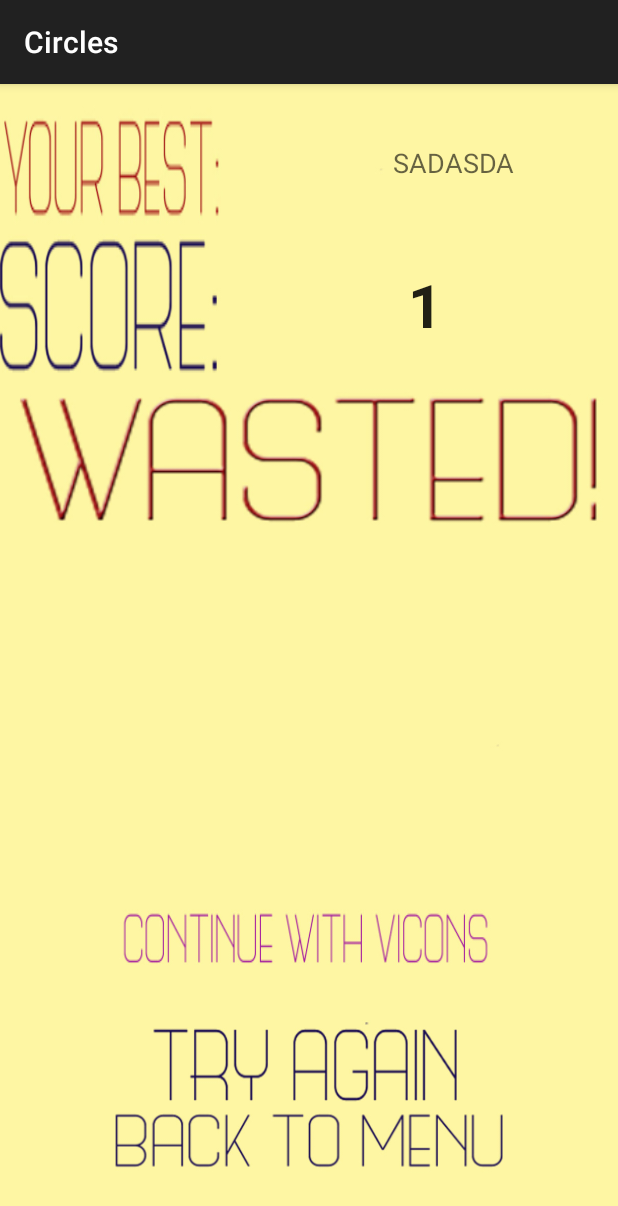
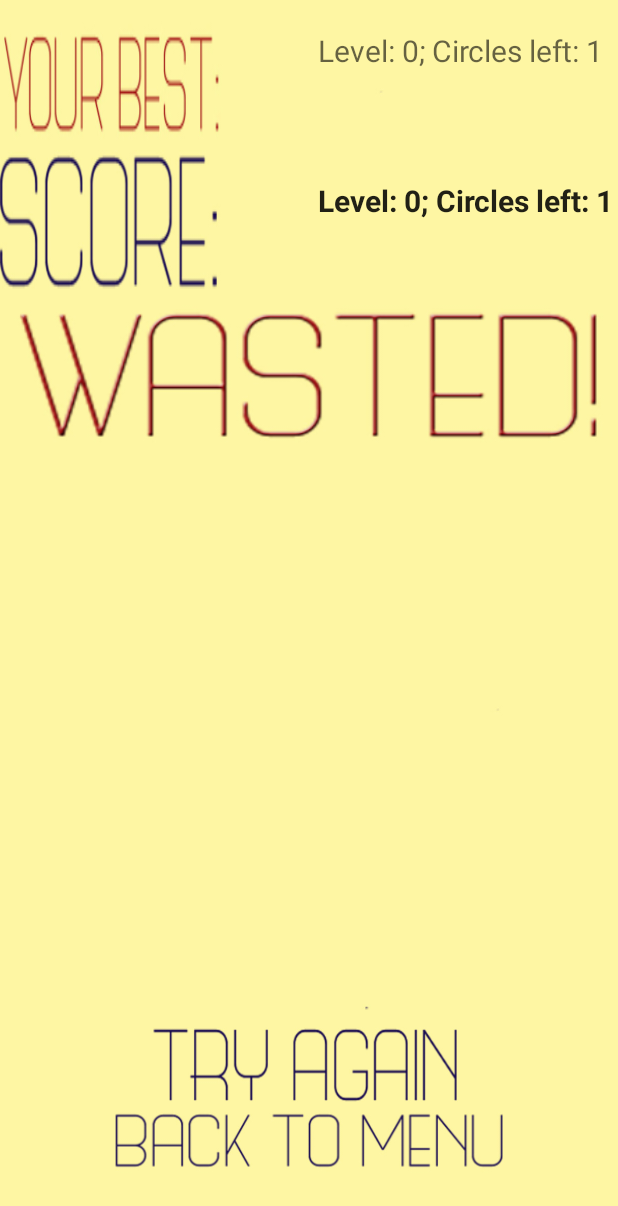
Before and after one commit to rristovic/Circles, an Android app: the ResultActivity screen opened directly, with no data from a screen before it, on a phone screen of 412 x 824 dp. Shown: the top 1206 px of the screen. Run offline under Robolectric (Android 15) with nearby library versions, the phone set to English and light mode, and no system bars.

Commit message:
Added highscore

```diff
--- a/app/src/main/AndroidManifest.xml
+++ b/app/src/main/AndroidManifest.xml
@@ -9,8 +9,8 @@
         android:label="Circles"
         android:theme="@style/AppTheme" >
         <activity
-            android:name=".MainActivity" >
-            android:label="@string/app_name" >
+            android:name=".MainActivity"
+            android:screenOrientation="portrait">
             <intent-filter>
                 <action android:name="android.intent.action.MAIN" />
 
--- a/app/src/main/java/com/dufine/circles/CircleActivity.java
+++ b/app/src/main/java/com/dufine/circles/CircleActivity.java
@@ -20,6 +20,8 @@ import android.view.SurfaceHolder;
 import android.view.SurfaceView;
 import android.view.View;
 import android.view.ViewGroup;
+import android.view.Window;
+import android.view.WindowManager;
 import android.widget.CompoundButton;
 import android.widget.EditText;
 import android.widget.ImageView;
@@ -46,6 +48,7 @@ public class CircleActivity extends ActionBarActivity {
     @Override
     protected void onCreate(Bundle savedInstanceState) {
         super.onCreate(savedInstanceState);
+
         setContentView(R.layout.activity_circle);
 
         init();
@@ -71,6 +74,8 @@ public class CircleActivity extends ActionBarActivity {
                 if(isFirstRun){
                     mSurfaceView.spread();
                     isFirstRun = false;
+                    mToggleButton.setVisibility(View.VISIBLE);
+                    mToggleButton.setEnabled(true);
                     return;
                 }
                 mSurfaceView.createNewCircle();
--- a/app/src/main/java/com/dufine/circles/ResultActivity.java
+++ b/app/src/main/java/com/dufine/circles/ResultActivity.java
@@ -1,9 +1,14 @@
 package com.dufine.circles;
 
+import android.content.Context;
 import android.content.Intent;
+import android.content.SharedPreferences;
 import android.os.Bundle;
+import android.preference.Preference;
 import android.support.v7.app.ActionBarActivity;
 import android.view.View;
+import android.view.Window;
+import android.view.WindowManager;
 import android.widget.Button;
 import android.widget.ImageButton;
 import android.widget.TextView;
@@ -13,7 +18,7 @@ import android.widget.TextView;
  */
 public class ResultActivity extends ActionBarActivity {
 
-    private TextView tvScore;
+    private TextView tvScore, tvHighScore;
     private ImageButton btnBackToMenu;
     private ImageButton btnTryAgain;
 
@@ -36,6 +41,7 @@ public class ResultActivity extends ActionBarActivity {
 
     private void init() {
         tvScore = (TextView) findViewById(R.id.tvScore);
+        tvHighScore = (TextView) findViewById(R.id.tvHighScore);
         btnBackToMenu = (ImageButton) findViewById(R.id.btnBackToMenu);
         btnTryAgain = (ImageButton) findViewById(R.id.btnTryAgain);
 
@@ -63,9 +69,33 @@ public class ResultActivity extends ActionBarActivity {
     }
 
     private void setInfo() {
-        String level = Integer.toString(getIntent().getIntExtra(CircleView.LEVEL_COUNT, 1));
-        tvScore.setText(level);
+        // Getting current score
+        int level = getIntent().getIntExtra(CircleView.LEVEL_COUNT, 0);
+        int count = getIntent().getIntExtra(CircleView.CIRCLES_COUNT, 0) + 1;
+
+        // Setting and getting high score
+        SharedPreferences sharedPref = getPreferences(Context.MODE_PRIVATE);
+        int levelHigh = sharedPref.getInt(getString(R.string.high_score_pref_level), -1);
+        int countHigh = sharedPref.getInt(getString(R.string.high_score_pref_count), -1);
+
+        if (levelHigh == -1) {
+            SharedPreferences.Editor editor = sharedPref.edit();
+            editor.putInt(getString(R.string.high_score_pref_level), level);
+            editor.putInt(getString(R.string.high_score_pref_count), count);
+            editor.commit();
+        } else if (levelHigh < level || (levelHigh == level && countHigh > count)) {
+            SharedPreferences.Editor editor = sharedPref.edit();
+            editor.putInt(getString(R.string.high_score_pref_level), level);
+            editor.putInt(getString(R.string.high_score_pref_count), count);
+            editor.commit();
+        }
+
+        // Updating info
+        String score = "Level: " + Integer.toString(level) + "; Circles left: " + Integer.toString(count);
+        tvScore.setText(score);
+        score = "Level: " + Integer.toString(sharedPref.getInt(getString(R.string.high_score_pref_level), -1)) + "; Circles left: " + Integer.toString(sharedPref.getInt(getString(R.string.high_score_pref_count), -1));
+        tvHighScore.setText(score);
+
     }
 
-
 }
--- a/app/src/main/res/layout/activity_result.xml
+++ b/app/src/main/res/layout/activity_result.xml
@@ -5,14 +5,14 @@
     android:background="@drawable/background">
 
     <TextView
-        android:layout_width="150dp"
-        android:layout_height="60dp"
+        android:layout_width="200dp"
+        android:layout_height="80dp"
         android:textAppearance="?android:attr/textAppearanceMedium"
-        android:id="@+id/txtHighScore"
+        android:id="@+id/tvHighScore"
         android:layout_gravity="right"
-        android:text="SADASDA"
         android:layout_alignBottom="@+id/txtHighScoreLabel"
-        android:layout_alignParentRight="true" />
+        android:layout_alignParentRight="true"
+        android:textSize="20dp" />
 
     <TextView
         android:layout_width="150dp"
@@ -32,16 +32,16 @@
         android:layout_centerHorizontal="true" />
 
     <TextView
-        android:layout_width="140dp"
+        android:layout_width="200dp"
         android:layout_height="80dp"
         android:textAppearance="?android:attr/textAppearanceLarge"
         android:id="@+id/tvScore"
         android:layout_gravity="right"
-        android:text="ASDSA"
         android:textStyle="bold"
-        android:textSize="40dp"
-        android:layout_alignBottom="@+id/txtScoreLabel"
-        android:layout_alignParentRight="true"/>
+        android:textSize="20dp"
+        android:layout_above="@+id/txtWasted"
+        android:layout_alignParentRight="true"
+        android:layout_alignParentEnd="true" />
 
     <TextView
         android:layout_width="150dp"
@@ -51,20 +51,6 @@
         android:layout_below="@+id/txtHighScoreLabel"
         android:layout_alignParentLeft="true"
         android:layout_alignParentStart="true" />
-
-    <ImageButton
-        android:layout_width="200dp"
-        android:layout_height="50dp"
-        android:id="@+id/btnContinueWithVicons"
-        android:layout_gravity="center_horizontal"
-        android:background="@drawable/continuewithvicons"
-        android:layout_above="@+id/btnTryAgain"
-        android:layout_alignRight="@+id/btnBackToMenu"
-        android:layout_alignEnd="@+id/btnBackToMenu"
-        android:layout_marginBottom="32dp"
-        android:layout_alignLeft="@+id/btnBackToMenu"
-        android:layout_alignStart="@+id/btnBackToMenu"
-        android:layout_marginTop="32dp" />
 
     <ImageButton
         android:layout_width="208dp"
--- a/app/src/main/res/values/strings.xml
+++ b/app/src/main/res/values/strings.xml
@@ -5,4 +5,9 @@
     <string name="hello_world">Hello world!</string>
     <string name="action_settings">Settings</string>
 
+    <!-- Pref vars -->
+    <string name="high_score_pref_level">level</string>
+    <string name="high_score_pref_count">count</string>
+
+
 </resources>
--- a/app/src/main/res/values/styles.xml
+++ b/app/src/main/res/values/styles.xml
@@ -1,7 +1,7 @@
 <resources>
 
     <!-- Base application theme. -->
-    <style name="AppTheme" parent="Theme.AppCompat.Light.DarkActionBar">
+    <style name="AppTheme" parent="Theme.AppCompat.Light.NoActionBar">
         <!-- Customize your theme here. -->
     </style>
 
```
Also changed, not shown: app/src/main/res/layout/activity_circle.xml (+28 -26 lines).
